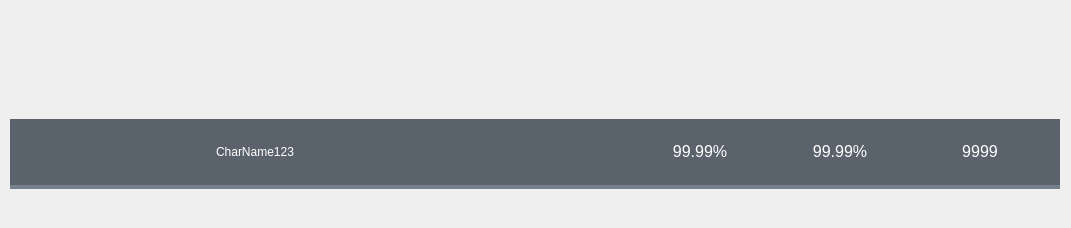
The window that Data/UI/TierUI/TierItem.ui (CSID-DGU/2024-1-OSSP2-team-08-GameAssistant) describes before a commit, drawn with Qt 5.
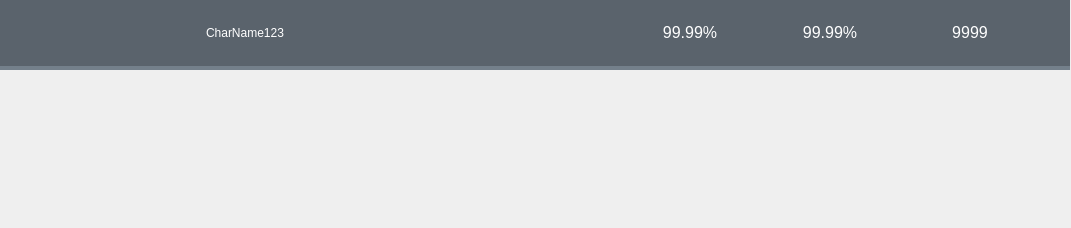
The same window after the commit. Icons and pictures are not drawn.

Commit message: fix)Tier Func

What changed in the file:
```diff
--- a/Data/UI/TierUI/TierItem.ui
+++ b/Data/UI/TierUI/TierItem.ui
@@ -16,9 +16,9 @@
   <widget class="QWidget" name="MatchFrame" native="true">
    <property name="geometry">
     <rect>
-     <x>10</x>
-     <y>119</y>
-     <width>1050</width>
+     <x>0</x>
+     <y>0</y>
+     <width>1070</width>
      <height>70</height>
     </rect>
    </property>
@@ -30,13 +30,13 @@
    </property>
    <property name="minimumSize">
     <size>
-     <width>1050</width>
+     <width>1070</width>
      <height>70</height>
     </size>
    </property>
    <property name="maximumSize">
     <size>
-     <width>1050</width>
+     <width>1070</width>
      <height>70</height>
     </size>
    </property>
```
The commit also changes 5 other files.
